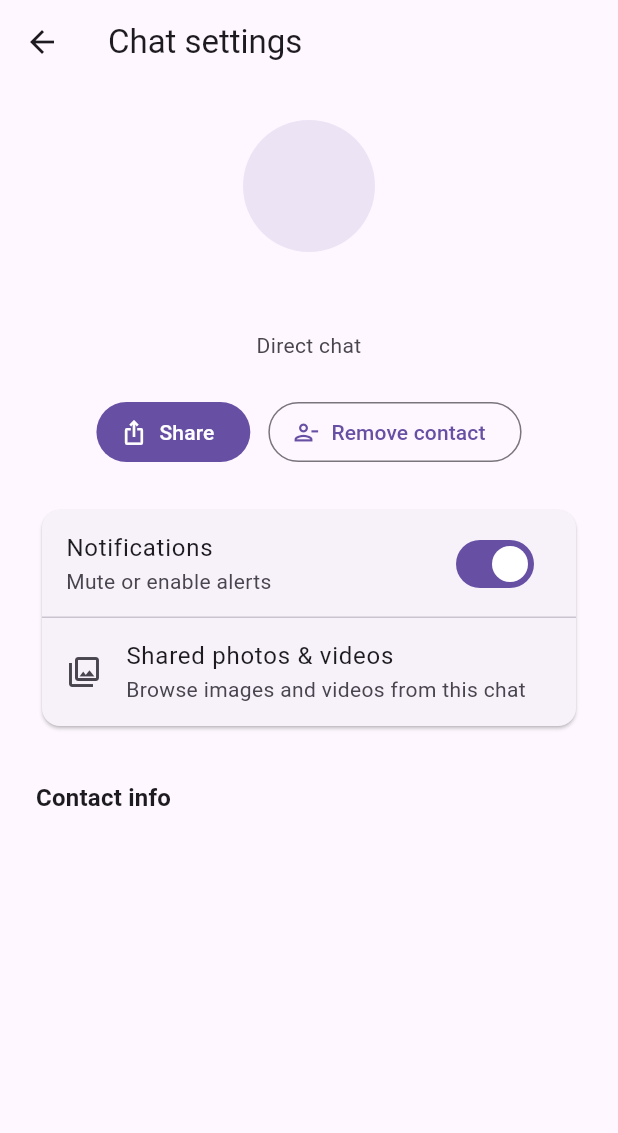
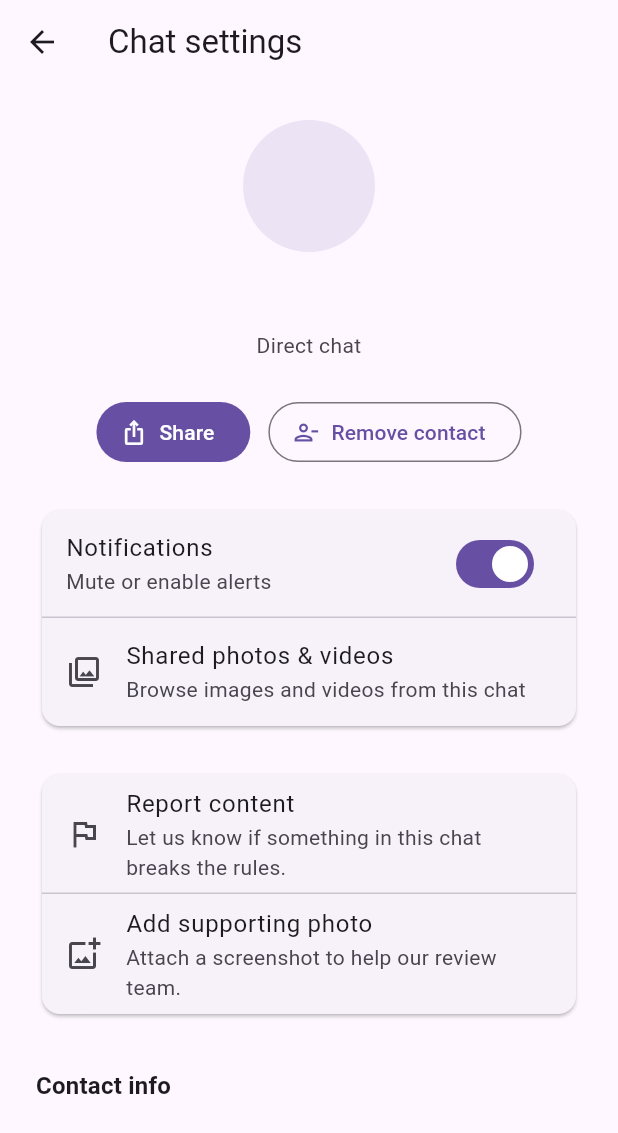
Before and after one commit to Kukutx/crew_app, a Flutter app: the ChatRoomSettingsPage screen opened directly with empty values, on a phone screen of 412 x 824 dp. Shown: the top 1133 px of the screen. Run offline on Flutter 3.47's test engine with Material 3 defaults, Android fonts, the phone set to English and light mode, and no system bars; our stand-ins replace cached_network_image, chewie, dio, firebase_auth, firebase_core, firebase_crashlytics and 12 more; missing offline and left inert: feedback, firebase_ui_auth, firebase_ui_oauth_apple, firebase_ui_oauth_google, image_gallery_saver_plus; accounts and stored records are empty; network calls fail.

Commit message:
Add chat report photo option in settings

```diff
--- a/lib/features/messages/presentation/chat_room/chat_room_settings_page.dart
+++ b/lib/features/messages/presentation/chat_room/chat_room_settings_page.dart
@@ -117,6 +117,31 @@ class _ChatRoomSettingsPageState extends State<ChatRoomSettingsPage> {
                       ),
                     );
                   },
+                ),
+              ],
+            ),
+          ),
+          const SizedBox(height: 24),
+          Card(
+            clipBehavior: Clip.antiAlias,
+            child: Column(
+              mainAxisSize: MainAxisSize.min,
+              children: [
+                ListTile(
+                  leading: const Icon(Icons.flag_outlined),
+                  title: Text(loc.chat_settings_report_content),
+                  subtitle: Text(loc.chat_settings_report_content_subtitle),
+                  onTap: () =>
+                      _showFeatureComingSoon(loc.chat_settings_report_content),
+                ),
+                const Divider(height: 0),
+                ListTile(
+                  leading: const Icon(Icons.add_photo_alternate_outlined),
+                  title: Text(loc.chat_settings_report_add_photo),
+                  subtitle: Text(loc.chat_settings_report_add_photo_subtitle),
+                  onTap: () => _showFeatureComingSoon(
+                    loc.chat_settings_report_add_photo,
+                  ),
                 ),
               ],
             ),
--- a/lib/l10n/intl_en.arb
+++ b/lib/l10n/intl_en.arb
@@ -222,6 +222,10 @@
   "chat_settings_notifications_subtitle": "Mute or enable alerts",
   "chat_settings_shared_files": "Shared photos & videos",
   "chat_settings_shared_files_subtitle": "Browse images and videos from this chat",
+  "chat_settings_report_content": "Report content",
+  "chat_settings_report_content_subtitle": "Let us know if something in this chat breaks the rules.",
+  "chat_settings_report_add_photo": "Add supporting photo",
+  "chat_settings_report_add_photo_subtitle": "Attach a screenshot to help our review team.",
   "chat_shared_media_filter_all": "All",
   "chat_shared_media_filter_photos": "Photos",
   "chat_shared_media_filter_videos": "Videos",
--- a/lib/l10n/intl_zh.arb
+++ b/lib/l10n/intl_zh.arb
@@ -264,6 +264,10 @@
   "chat_settings_notifications_subtitle": "静音或开启消息提醒",
   "chat_settings_shared_files": "共享图片与视频",
   "chat_settings_shared_files_subtitle": "查看此聊天中的所有图片与视频",
+  "chat_settings_report_content": "举报内容",
+  "chat_settings_report_content_subtitle": "发现违规消息？告诉我们。",
+  "chat_settings_report_add_photo": "添加图片",
+  "chat_settings_report_add_photo_subtitle": "上传截图，帮助我们了解情况。",
   "chat_shared_media_filter_all": "全部",
   "chat_shared_media_filter_photos": "图片",
   "chat_shared_media_filter_videos": "视频",
```
Also changed, not shown: lib/l10n/generated/app_localizations.dart, lib/l10n/generated/app_localizations_en.dart, lib/l10n/generated/app_localizations_zh.dart.
